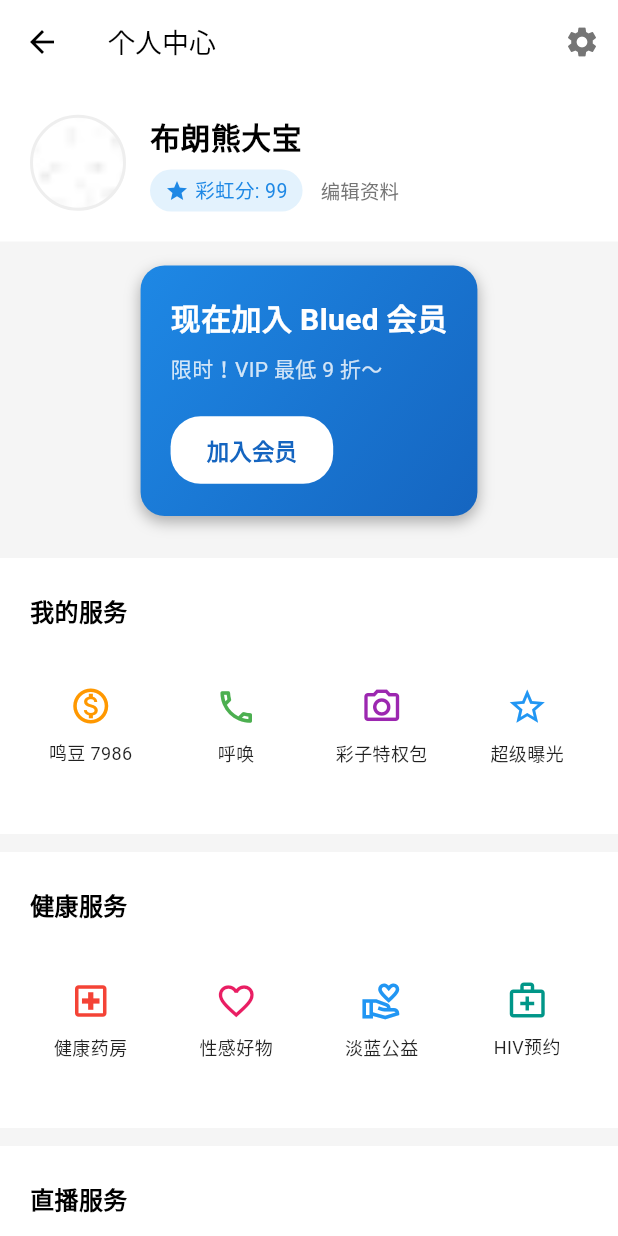
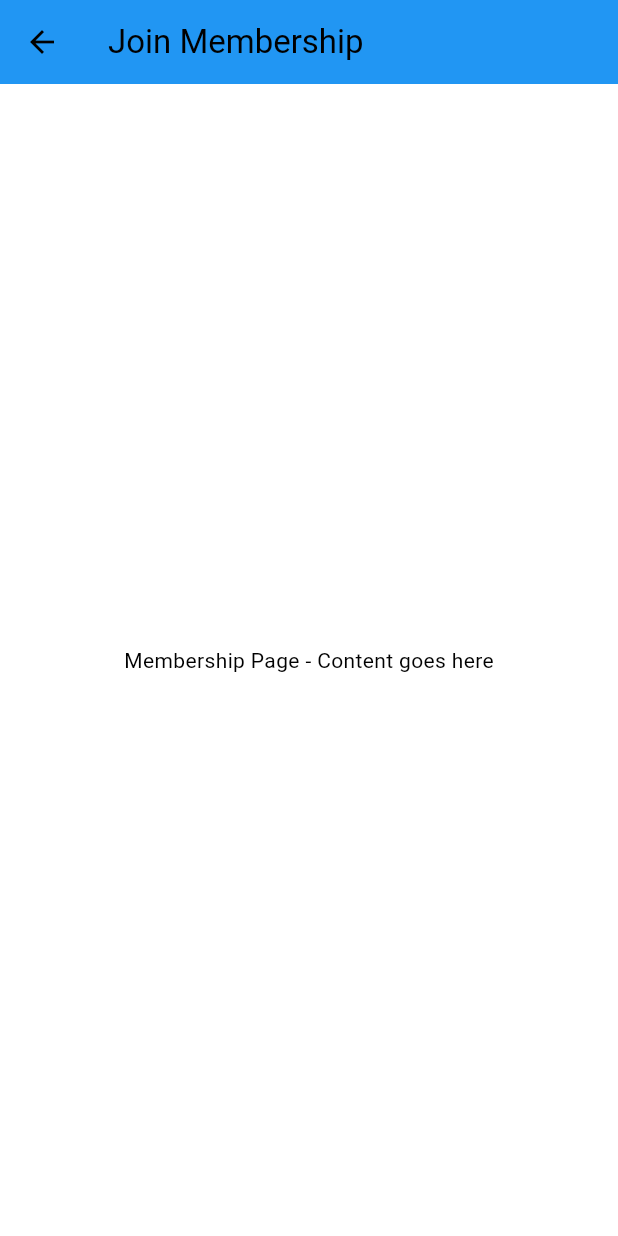
Before and after one commit to oliyo2023/stopsmoking_app, a Flutter app: the ProfilePage screen opened by its route, after a tap on "加入会员", on a phone screen of 412 x 824 dp. Run offline on Flutter 3.47's test engine with Material 3 defaults, Android fonts, the light colour scheme and no system bars; our stand-ins replace flutter_widget_from_html_core, get, pocketbase, shared_preferences, table_calendar; accounts and stored records are empty; network calls fail.

Commit message:
fix:加入增加会员，修改会员资料功能

```diff
--- a/lib/app_routes.dart
+++ b/lib/app_routes.dart
@@ -12,13 +12,20 @@
 import 'package:jieyan_app/pages/plan_page.dart';
 import 'package:jieyan_app/pages/chat_page.dart';
 import 'package:jieyan_app/pages/article_detail_page.dart';
+import 'package:jieyan_app/pages/edit_profile_page.dart';
 import 'package:jieyan_app/controllers/settings_controller.dart';
+import 'package:jieyan_app/pages/membership_page.dart';
 
 class AppRoutes {
+  static const String login = '/login';
+  static const String articleDetail = '/article_detail';
+  static const String editProfile = '/edit_profile';
+  static const String membership = '/membership';
+
   static final routes = [
     GetPage(
       name: '/home',
-      page: () => const HomePage(),
+      page: () => HomePage(),
       bindings: [
         BindingsBuilder(() {
           Get.put(InteractiveCalendarController());
@@ -57,5 +64,13 @@
       page: () => ArticleDetailPage(articleId: Get.parameters['articleId']!),
       binding: ArticleBinding(),
     ),
+    GetPage(
+      name: editProfile,
+      page: () => const EditProfilePage(),
+    ),
+    GetPage(
+      name: membership,
+      page: () => const MembershipPage(),
+    ),
   ];
 }
--- a/lib/main.dart
+++ b/lib/main.dart
@@ -54,7 +54,7 @@
       // 注意：同时使用 initialRoute 和 home 会导致冲突
       // 选择一种方式
       // 方式1：使用 home
-      home: const HomePage(),
+      home: HomePage(),
       getPages: AppRoutes.routes, // 添加这一行，注册路由表
       // 方式2：使用 initialRoute (如果使用这种方式，需要在 AppRoutes.routes 中定义 '/home' 路由)
       // initialRoute: '/home',
--- /dev/null
+++ b/lib/pages/membership_page.dart
@@ -0,0 +1,17 @@
+import 'package:flutter/material.dart';
+
+class MembershipPage extends StatelessWidget {
+  const MembershipPage({super.key});
+
+  @override
+  Widget build(BuildContext context) {
+    return Scaffold(
+      appBar: AppBar(
+        title: const Text('Join Membership'),
+      ),
+      body: const Center(
+        child: Text('Membership Page - Content goes here'),
+      ),
+    );
+  }
+}
--- a/lib/pages/profile_page.dart
+++ b/lib/pages/profile_page.dart
@@ -1,6 +1,8 @@
 import 'package:flutter/material.dart';
 import 'package:jieyan_app/theme/app_theme.dart';
 import 'package:jieyan_app/pages/settings_page.dart';
+import 'package:get/get.dart';
+import 'package:jieyan_app/app_routes.dart';
 
 /// 个人中心页面
 /// 展示用户个人信息、会员卡片和各类服务入口
@@ -99,7 +101,7 @@
                     // 编辑资料按钮
                     TextButton(
                       onPressed: () {
-                        // TODO: 实现编辑资料功能
+                        Get.toNamed(AppRoutes.editProfile); // Navigate to Edit Profile page
                       },
                       style: TextButton.styleFrom(
                         padding: EdgeInsets.zero,
@@ -167,7 +169,7 @@
           // 加入会员按钮
           ElevatedButton(
             onPressed: () {
-              // TODO: 实现加入会员功能
+              Get.toNamed(AppRoutes.membership); // Navigate to Membership page
             },
             style: ElevatedButton.styleFrom(
               backgroundColor: Colors.white,
```
Also changed, not shown: lib/controllers/settings_controller.dart (+6 -1 lines), lib/pages/article_page.dart (+4 -4 lines), lib/pages/edit_profile_page.dart (added, +17 -0 lines), lib/pages/home_page.dart (+7 -6 lines).
